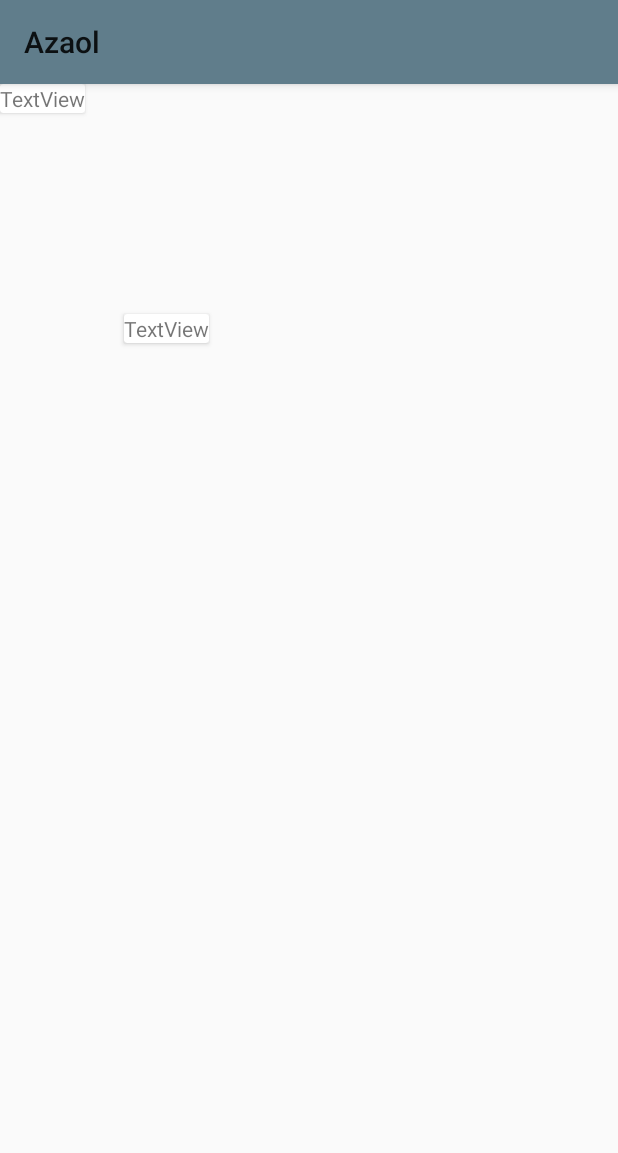
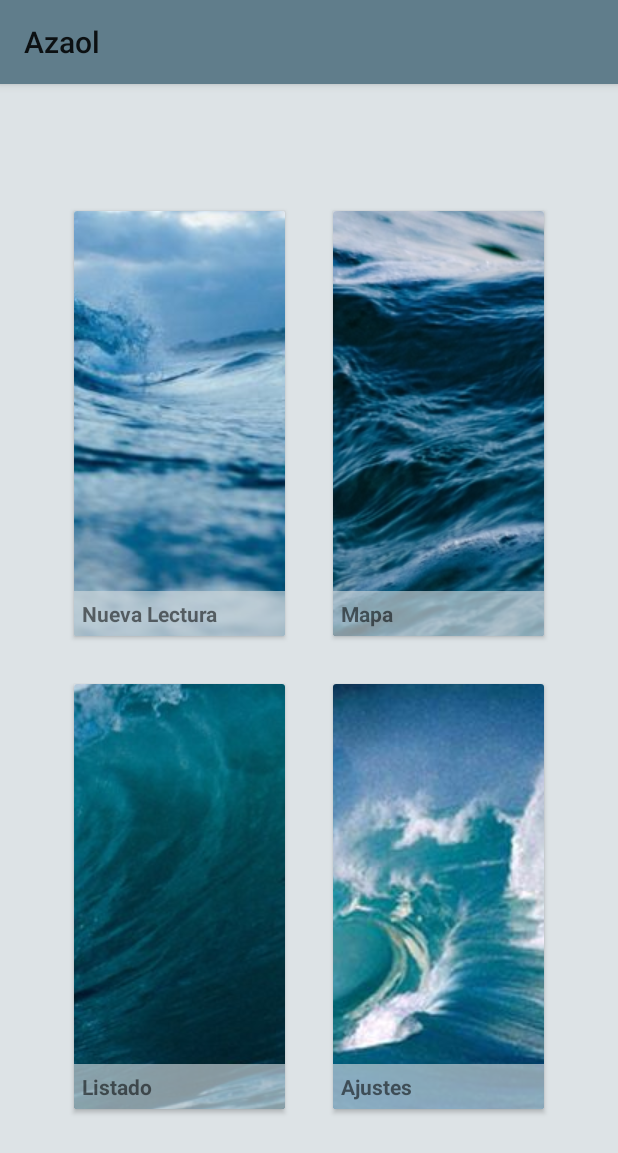
Before and after one commit to AbelTomas/Azaol, an Android app: the MenuActivity screen opened directly, with no data from a screen before it, on a phone screen of 412 x 824 dp. Shown: the top 1153 px of the screen. Run offline under Robolectric (Android 15) with nearby library versions, the phone set to English and light mode, and no system bars; our stand-ins replace ButterKnife, Firebase (no records; nobody signed in at launch, a user with empty details on screens opened directly).

Commit message:
added some style to menu cards

```diff
--- a/app/src/main/res/layout/activity_menu.xml
+++ b/app/src/main/res/layout/activity_menu.xml
@@ -3,77 +3,205 @@
     xmlns:app="http://schemas.android.com/apk/res-auto"
     xmlns:tools="http://schemas.android.com/tools"
     android:layout_width="match_parent"
-    android:layout_height="match_parent"
-    tools:context=".MenuActivity">
+    android:background="@color/menu_text_background"
+    android:layout_height="match_parent">
 
     <android.support.v7.widget.CardView
         android:id="@+id/cardView2"
+        android:layout_width="0dp"
+        android:layout_height="0dp"
+        android:layout_marginStart="8dp"
+        android:layout_marginTop="8dp"
+        android:layout_marginEnd="16dp"
+        android:layout_marginBottom="16dp"
+        app:layout_constraintBottom_toTopOf="@+id/guidelineMediumHorizontal"
+        app:layout_constraintEnd_toStartOf="@+id/guidelineMediumVertical"
+        app:layout_constraintStart_toStartOf="@+id/guidelineMarginStart"
+        app:layout_constraintTop_toTopOf="@+id/guidelineMarginTop">
+
+        <android.support.constraint.ConstraintLayout
+            android:layout_width="match_parent"
+            android:layout_height="match_parent">
+
+            <ImageView
+                android:layout_width="match_parent"
+                android:layout_height="match_parent"
+                android:scaleType="center"
+                android:src="@drawable/imagen_menu1"
+                app:layout_constraintEnd_toEndOf="parent" />
+
+            <TextView
+                android:id="@+id/textView1"
+                android:layout_width="0dp"
+                android:layout_height="wrap_content"
+                android:background="@color/menu_text_background"
+                android:padding="5dp"
+                android:text="Nueva Lectura"
+                android:textStyle="bold"
+                app:layout_constraintBottom_toBottomOf="parent"
+                app:layout_constraintEnd_toEndOf="parent"
+                app:layout_constraintStart_toStartOf="parent" />
+        </android.support.constraint.ConstraintLayout>
+
+    </android.support.v7.widget.CardView>
+
+
+    <android.support.v7.widget.CardView
+        android:id="@+id/cardView4"
+        android:layout_width="0dp"
+        android:layout_height="0dp"
+        android:layout_marginStart="16dp"
+        android:layout_marginTop="8dp"
+        android:layout_marginEnd="8dp"
+        android:layout_marginBottom="16dp"
+        android:foregroundGravity="center"
+        app:layout_constraintBottom_toTopOf="@+id/guidelineMediumHorizontal"
+        app:layout_constraintEnd_toStartOf="@+id/guidelineMarginEnd"
+        app:layout_constraintStart_toStartOf="@+id/guidelineMediumVertical"
+        app:layout_constraintTop_toTopOf="@+id/guidelineMarginTop">
+
+        <android.support.constraint.ConstraintLayout
+            android:layout_width="match_parent"
+            android:layout_height="match_parent">
+
+            <ImageView
+                android:layout_width="match_parent"
+                android:layout_height="match_parent"
+                android:scaleType="center"
+                android:src="@drawable/imagen_menu2" />
+
+            <TextView
+                android:id="@+id/textView2"
+                android:layout_width="0dp"
+                android:layout_height="wrap_content"
+                android:background="@color/menu_text_background"
+                android:padding="5dp"
+                android:text="Mapa"
+                android:textStyle="bold"
+                app:layout_constraintBottom_toBottomOf="parent"
+                app:layout_constraintEnd_toEndOf="parent"
+                app:layout_constraintStart_toStartOf="parent" />
+        </android.support.constraint.ConstraintLayout>
+
+
+    </android.support.v7.widget.CardView>
+
+
+    <android.support.constraint.Guideline
+        android:id="@+id/guidelineMarginStart"
         android:layout_width="wrap_content"
+        android:layout_height="match_parent"
+        android:orientation="vertical"
+        app:layout_constraintGuide_percent="0.1" />
+
+    <android.support.constraint.Guideline
+        android:id="@+id/guidelineMarginEnd"
+        android:layout_width="wrap_content"
+        android:layout_height="match_parent"
+        android:orientation="vertical"
+        app:layout_constraintGuide_percent="0.9" />
+
+    <android.support.constraint.Guideline
+        android:id="@+id/guidelineMediumVertical"
+        android:layout_width="wrap_content"
+        android:layout_height="match_parent"
+        android:orientation="vertical"
+        app:layout_constraintGuide_percent="0.5" />
+
+    <android.support.constraint.Guideline
+        android:id="@+id/guidelineMarginTop"
+        android:layout_width="match_parent"
         android:layout_height="wrap_content"
-        app:layout_constraintTop_toTopOf="@id/guideline">
+        android:orientation="horizontal"
+        app:layout_constraintGuide_percent="0.1" />
 
-        <TextView
-            android:id="@+id/textView"
-            android:layout_width="wrap_content"
-            android:layout_height="wrap_content"
-            android:text="TextView" />
+    <android.support.constraint.Guideline
+        android:id="@+id/guidelineMarginBottom"
+        android:layout_width="match_parent"
+        android:layout_height="wrap_content"
+        android:orientation="horizontal"
+        app:layout_constraintGuide_percent="0.9" />
+
+    <android.support.constraint.Guideline
+        android:id="@+id/guidelineMediumHorizontal"
+        android:layout_width="match_parent"
+        android:layout_height="wrap_content"
+        android:orientation="horizontal"
+        app:layout_constraintGuide_percent="0.5" />
+
+    <android.support.v7.widget.CardView
+        android:layout_width="0dp"
+        android:layout_height="0dp"
+        android:layout_marginStart="8dp"
+        android:layout_marginTop="16dp"
+        android:layout_marginEnd="16dp"
+        android:layout_marginBottom="8dp"
+        app:layout_constraintBottom_toTopOf="@+id/guidelineMarginBottom"
+        app:layout_constraintEnd_toStartOf="@+id/guidelineMediumVertical"
+        app:layout_constraintStart_toStartOf="@+id/guidelineMarginStart"
+        app:layout_constraintTop_toTopOf="@+id/guidelineMediumHorizontal">
+
+        <android.support.constraint.ConstraintLayout
+            android:layout_width="match_parent"
+            android:layout_height="match_parent">
+
+            <ImageView
+                android:layout_width="match_parent"
+                android:layout_height="match_parent"
+                android:scaleType="center"
+                android:src="@drawable/imagen_menu3" />
+
+            <TextView
+                android:id="@+id/textView3"
+                android:layout_width="0dp"
+                android:layout_height="wrap_content"
+                android:background="@color/menu_text_background"
+                android:padding="5dp"
+                android:text="Listado"
+                android:textStyle="bold"
+                app:layout_constraintBottom_toBottomOf="parent"
+                app:layout_constraintEnd_toEndOf="parent"
+                app:layout_constraintStart_toStartOf="parent" />
+        </android.support.constraint.ConstraintLayout>
+
     </android.support.v7.widget.CardView>
 
     <android.support.v7.widget.CardView
         android:id="@+id/cardView"
-        android:layout_width="wrap_content"
-        android:layout_height="wrap_content"
-        app:layout_constraintBottom_toBottomOf="@id/guideline6"
-        app:layout_constraintEnd_toEndOf="@id/guideline5"
-        app:layout_constraintStart_toEndOf="@+id/guideline"
-        app:layout_constraintTop_toTopOf="@id/guideline3">
-        <TextView
-            android:id="@+id/textView2"
-            android:layout_width="wrap_content"
-            android:layout_height="wrap_content"
-            android:text="TextView" />
+        android:layout_width="0dp"
+        android:layout_height="0dp"
+        android:layout_marginStart="16dp"
+        android:layout_marginTop="16dp"
+        android:layout_marginEnd="8dp"
+        android:layout_marginBottom="8dp"
+        app:layout_constraintBottom_toTopOf="@+id/guidelineMarginBottom"
+        app:layout_constraintEnd_toStartOf="@+id/guidelineMarginEnd"
+        app:layout_constraintStart_toStartOf="@+id/guidelineMediumVertical"
+        app:layout_constraintTop_toTopOf="@+id/guidelineMediumHorizontal">
+
+        <android.support.constraint.ConstraintLayout
+            android:layout_width="match_parent"
+            android:layout_height="match_parent">
+
+            <ImageView
+                android:layout_width="match_parent"
+                android:layout_height="match_parent"
+                android:scaleType="center"
+                android:src="@drawable/imagen_menu4" />
+
+            <TextView
+                android:id="@+id/textView4"
+                android:layout_width="0dp"
+                android:layout_height="wrap_content"
+                android:background="@color/menu_text_background"
+                android:padding="5dp"
+                android:text="Ajustes"
+                android:textStyle="bold"
+                app:layout_constraintBottom_toBottomOf="parent"
+                app:layout_constraintEnd_toEndOf="parent"
+                app:layout_constraintStart_toStartOf="parent" />
+        </android.support.constraint.ConstraintLayout>
+
     </android.support.v7.widget.CardView>
 
-    <android.support.constraint.Guideline
-        android:id="@+id/guideline"
-        android:layout_width="wrap_content"
-        android:layout_height="wrap_content"
-        android:orientation="vertical"
-        app:layout_constraintGuide_percent="0.2" />
-
-    <android.support.constraint.Guideline
-        android:id="@+id/guideline2"
-        android:layout_width="wrap_content"
-        android:layout_height="wrap_content"
-        android:orientation="vertical"
-        app:layout_constraintGuide_percent="0.8" />
-
-    <android.support.constraint.Guideline
-        android:id="@+id/guideline3"
-        android:layout_width="wrap_content"
-        android:layout_height="wrap_content"
-        android:orientation="horizontal"
-        app:layout_constraintGuide_percent="0.2" />
-
-    <android.support.constraint.Guideline
-        android:id="@+id/guideline4"
-        android:layout_width="wrap_content"
-        android:layout_height="wrap_content"
-        android:orientation="horizontal"
-        app:layout_constraintGuide_percent="0.8" />
-
-    <android.support.constraint.Guideline
-        android:id="@+id/guideline5"
-        android:layout_width="wrap_content"
-        android:layout_height="wrap_content"
-        android:orientation="horizontal"
-       app:layout_constraintGuide_percent="0.5" />
-
-    <android.support.constraint.Guideline
-        android:id="@+id/guideline6"
-        android:layout_width="wrap_content"
-        android:layout_height="wrap_content"
-        android:orientation="vertical"
-        app:layout_constraintGuide_percent="0.5"/>
-
 </android.support.constraint.ConstraintLayout>
--- a/app/src/main/res/values/colors.xml
+++ b/app/src/main/res/values/colors.xml
@@ -9,4 +9,5 @@
     <color name="icons">#FFFFFF</color>
     <color name="divider">#BDBDBD</color>
     <color name="text_color_primary">#212121</color>
+    <color name="menu_text_background">#a7cfd8dc</color>
 </resources>
```
Also changed, not shown: app/src/main/res/drawable/imagen_menu1.jpg (added), app/src/main/res/drawable/imagen_menu2.jpg (added), app/src/main/res/drawable/imagen_menu3.jpg (added), app/src/main/res/drawable/imagen_menu4.jpg (added).
